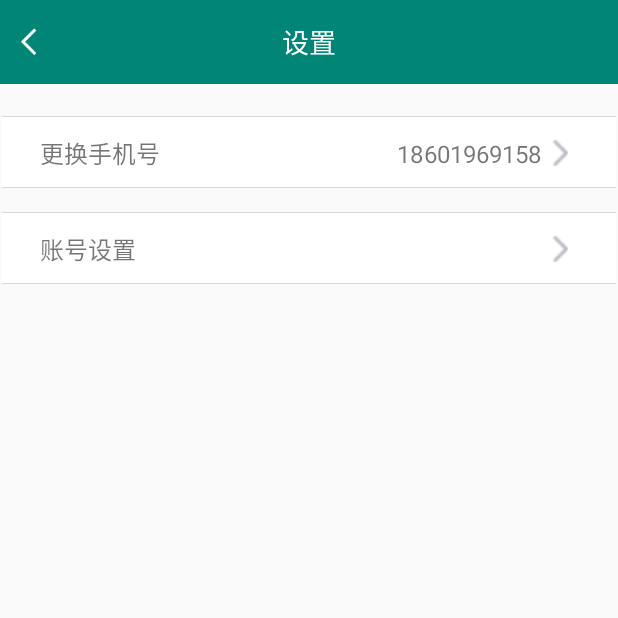
After one commit to JimHan1978/GreenOffice, an Android app: the AccountSettingActivity screen opened directly, with no data from a screen before it, on a phone screen of 412 x 824 dp, the top half of it. The commit adds this screen. Run offline under Robolectric (Android 15) with nearby library versions, the phone set to English and light mode, and no system bars; our stand-ins replace Timber; libraries missing offline, so code that uses them is left out: org.simple.eventbus; 3 statements that could not run were skipped.

Commit message:
登录页

```diff
--- a/app/build.gradle
+++ b/app/build.gradle
@@ -85,6 +85,7 @@ dependencies {
     }
     implementation 'com.makeramen:roundedimageview:2.3.0'
     implementation 'se.emilsjolander:stickylistheaders:2.7.0'
+
     //test
     implementation rootProject.ext.dependencies["timber"]
     testImplementation rootProject.ext.dependencies["junit"]
--- a/app/src/main/AndroidManifest.xml
+++ b/app/src/main/AndroidManifest.xml
@@ -20,6 +20,7 @@
         android:supportsRtl="true"
         android:theme="@style/AppTheme"
         tools:ignore="GoogleAppIndexingWarning">
+        <activity android:name=".view.activity.AccountSettingActivity"></activity>
         <activity
             android:name=".view.activity.SplashActivity"
             android:windowSoftInputMode="adjustPan">
@@ -34,9 +35,7 @@
             android:windowSoftInputMode="adjustPan" />
         <activity
             android:name=".view.activity.LoginActivity"
-            android:windowSoftInputMode="adjustPan" />
-
-        <!-- arms配置 -->
+            android:windowSoftInputMode="adjustPan" /> <!-- arms配置 -->
         <meta-data
             android:name="com.hyetec.moa.app.RepositoryConfiguration"
             android:value="ConfigRepository" />
@@ -47,7 +46,7 @@
             android:name="com.hyetec.moa.app.ArchConfiguration"
             android:value="ConfigArms" />
 
-        <activity android:name=".view.activity.SettingActivity"></activity>
+        <activity android:name=".view.activity.SettingActivity" />
     </application>
 
 </manifest>
--- /dev/null
+++ b/app/src/main/java/com/hyetec/moa/view/activity/AccountSettingActivity.java
@@ -0,0 +1,21 @@
+package com.hyetec.moa.view.activity;
+
+import android.support.v7.app.AppCompatActivity;
+import android.os.Bundle;
+
+import com.hyetec.moa.R;
+
+/**
+ * @author : created by jimhan
+ * 版本：1.0
+ * 创建日期：2019/3/14
+ * 描述：账户设置页面
+ **/
+public class AccountSettingActivity extends AppCompatActivity {
+
+    @Override
+    protected void onCreate(Bundle savedInstanceState) {
+        super.onCreate(savedInstanceState);
+        setContentView(R.layout.activity_account_setting);
+    }
+}
--- a/app/src/main/java/com/hyetec/moa/view/activity/LoginActivity.java
+++ b/app/src/main/java/com/hyetec/moa/view/activity/LoginActivity.java
@@ -1,8 +1,10 @@
 package com.hyetec.moa.view.activity;
 
 import android.arch.lifecycle.ViewModelProviders;
+import android.arch.persistence.room.util.StringUtil;
 import android.content.Intent;
 import android.os.Bundle;
+import android.text.TextUtils;
 import android.widget.TextView;
 
 import com.hyetec.hmdp.core.base.BaseActivity;
@@ -15,6 +17,7 @@ import com.hyetec.moa.viewmodel.LoginViewModel;
 import butterknife.BindView;
 import butterknife.ButterKnife;
 import butterknife.OnClick;
+import tech.gujin.toast.ToastUtil;
 import timber.log.Timber;
 
 /**
@@ -63,6 +66,9 @@ public class LoginActivity extends BaseActivity<LoginViewModel> {
 
         String userName = mUserNameView.getText().toString();
         String password = mPasswordView.getText().toString();
+        if(TextUtils.isEmpty(userName)||TextUtils.isEmpty(password)){
+            ToastUtil.show("用户名或密码不能为空！");
+        }
 
         mViewModel.login(userName,password).observe(this, loginData -> {
             if(loginData!=null && loginData.isSuccess()){
--- a/app/src/main/java/com/hyetec/moa/view/activity/SettingActivity.java
+++ b/app/src/main/java/com/hyetec/moa/view/activity/SettingActivity.java
@@ -1,19 +1,19 @@
 package com.hyetec.moa.view.activity;
 
 import android.arch.lifecycle.ViewModelProviders;
-import android.support.v7.app.AppCompatActivity;
 import android.os.Bundle;
+import android.support.constraint.ConstraintLayout;
 import android.view.View;
 import android.widget.TextView;
 
 import com.hyetec.hmdp.core.base.BaseActivity;
+import com.hyetec.hmdp.core.utils.ACache;
 import com.hyetec.moa.R;
-import com.hyetec.moa.viewmodel.LoginViewModel;
-import com.hyetec.moa.viewmodel.MainViewModel;
 import com.hyetec.moa.viewmodel.SettingViewModel;
 
 import butterknife.BindView;
 import butterknife.ButterKnife;
+import butterknife.OnClick;
 
 /**
  * @author : created by jimhan
@@ -22,19 +22,13 @@ import butterknife.ButterKnife;
  * 描述：设置页面
  **/
 public class SettingActivity extends BaseActivity<SettingViewModel> {
-    @BindView(R.id.layout_account)
-    View mLayoutAccount;
-    @Override
-    protected void onCreate(Bundle savedInstanceState) {
-        super.onCreate(savedInstanceState);
-        setContentView(R.layout.activity_setting);
-    }
+   /* @BindView(R.id.layout_account)
+    View mLayoutAccount;*/
 
     @Override
     public int initView(Bundle savedInstanceState) {
         setContentView(R.layout.activity_setting);
         ButterKnife.bind(this);
-        //((TextView)mLayoutAccount.findViewById(R.id.tv_text)).setText("账户设置");
 
         //创建ViewModel
         mViewModel = ViewModelProviders.of(this, mViewModelFactory).get(SettingViewModel.class);
@@ -45,4 +39,31 @@ public class SettingActivity extends BaseActivity<SettingViewModel> {
     public void initData(Bundle savedInstanceState) {
 
     }
+
+    @OnClick(R.id.layout_account)
+    public void onLayoutAccountClicked() {
+    }
+
+
+    @OnClick(R.id.layout_msg)
+    public void onLayoutMsgClicked() {
+    }
+
+    @OnClick(R.id.layout_general)
+    public void onLayoutGeneralClicked() {
+    }
+
+    @OnClick(R.id.layout_version)
+    public void onLayoutVersionClicked() {
+    }
+
+    @OnClick(R.id.layout_about)
+    public void onLayoutAboutClicked() {
+    }
+
+    @OnClick(R.id.tv_logout)
+    public void onLogoutClicked() {
+        //ACache.get()
+
+    }
 }
--- /dev/null
+++ b/app/src/main/res/layout/activity_account_setting.xml
@@ -0,0 +1,83 @@
+<?xml version="1.0" encoding="utf-8"?>
+<LinearLayout xmlns:android="http://schemas.android.com/apk/res/android"
+    xmlns:app="http://schemas.android.com/apk/res-auto"
+    android:layout_width="match_parent"
+    android:layout_height="match_parent"
+    android:orientation="vertical">
+
+    <include
+        android:id="@+id/layout_top_bar"
+        layout="@layout/layout_top_bar" />
+
+    <LinearLayout
+        android:layout_width="match_parent"
+        android:layout_height="wrap_content"
+        android:layout_marginTop="@dimen/dp_10"
+        android:orientation="vertical"
+        android:padding="@dimen/dp_1">
+
+        <LinearLayout
+            android:layout_width="match_parent"
+            android:layout_height="wrap_content"
+            android:layout_marginTop="@dimen/dp_10"
+            android:background="@drawable/shape_background_block"
+            android:orientation="vertical"
+            android:padding="@dimen/dp_1">
+
+            <android.support.constraint.ConstraintLayout
+                android:id="@+id/layout_update_mobile"
+                style="@style/SettingItemStyle">
+
+                <TextView
+                    style="@style/SettingTextStyle"
+                    android:text="@string/updateMobile"
+                    app:layout_constraintBottom_toBottomOf="parent"
+                    app:layout_constraintLeft_toLeftOf="parent"
+                    app:layout_constraintTop_toTopOf="parent" />
+                <TextView
+                    style="@style/SettingTextStyle"
+                    android:text="@string/mobileDemo"
+                    app:layout_constraintBottom_toBottomOf="parent"
+                    app:layout_constraintRight_toRightOf="@+id/iv_arrow"
+                    android:layout_marginRight="@dimen/dp_24"
+                    app:layout_constraintTop_toTopOf="parent" />
+                <ImageView
+                    android:id="@+id/iv_arrow"
+                    style="@style/SettingArrowStyle"
+                    android:src="@mipmap/contents_arrow"
+                    app:layout_constraintBottom_toBottomOf="parent"
+                    app:layout_constraintRight_toRightOf="parent"
+                    app:layout_constraintTop_toTopOf="parent" />
+            </android.support.constraint.ConstraintLayout>
+        </LinearLayout>
+
+        <LinearLayout
+            android:layout_width="match_parent"
+            android:layout_height="wrap_content"
+            android:layout_marginTop="@dimen/dp_16"
+            android:background="@drawable/shape_background_block"
+            android:orientation="vertical"
+            android:padding="@dimen/dp_1">
+
+            <android.support.constraint.ConstraintLayout
+                android:id="@+id/layout_mod_password"
+                style="@style/SettingItemStyle">
+
+                <TextView
+                    android:id="@+id/tv_text"
+                    style="@style/SettingTextStyle"
+                    android:text="@string/accountSetting"
+                    app:layout_constraintBottom_toBottomOf="parent"
+                    app:layout_constraintLeft_toLeftOf="parent"
+                    app:layout_constraintTop_toTopOf="parent" />
+
+                <ImageView
+                    style="@style/SettingArrowStyle"
+                    android:src="@mipmap/contents_arrow"
+                    app:layout_constraintBottom_toBottomOf="parent"
+                    app:layout_constraintRight_toRightOf="parent"
+                    app:layout_constraintTop_toTopOf="parent" />
+            </android.support.constraint.ConstraintLayout>
+        </LinearLayout>
+    </LinearLayout>
+</LinearLayout>
--- a/app/src/main/res/layout/activity_setting.xml
+++ b/app/src/main/res/layout/activity_setting.xml
@@ -1,7 +1,6 @@
 <?xml version="1.0" encoding="utf-8"?>
 
 <LinearLayout xmlns:android="http://schemas.android.com/apk/res/android"
-    xmlns:tools="http://schemas.android.com/tools"
     xmlns:app="http://schemas.android.com/apk/res-auto"
     android:layout_width="match_parent"
     android:layout_height="wrap_content"
--- a/app/src/main/res/values/strings.xml
+++ b/app/src/main/res/values/strings.xml
@@ -25,4 +25,6 @@
     <string name="version">版本更新</string>
     <string name="general">通用</string>
     <string name="messageSetting">消息通知</string>
+    <string name="updateMobile">更换手机号</string>
+    <string name="mobileDemo">18601969158</string>
 </resources>
--- a/library/build.gradle
+++ b/library/build.gradle
@@ -146,7 +146,8 @@ dependencies {
     annotationProcessor(rootProject.ext.dependencies["glide-compiler"]) {
         exclude module: 'jsr305'
     }
-
+    //api声明的依赖包时, 此模块使用api声明的依赖包是可以被其他模块使用
+    api 'tech.gujin:toast-util:1.1.1'
     //test
     implementation rootProject.ext.dependencies["timber"]
     testImplementation rootProject.ext.dependencies["junit"]
--- a/library/src/main/java/com/hyetec/hmdp/core/base/BaseApplication.java
+++ b/library/src/main/java/com/hyetec/hmdp/core/base/BaseApplication.java
@@ -21,6 +21,7 @@ import dagger.android.AndroidInjector;
 import dagger.android.DispatchingAndroidInjector;
 import dagger.android.HasActivityInjector;
 import dagger.android.support.HasSupportFragmentInjector;
+import tech.gujin.toast.ToastUtil;
 
 /**
  * @author xiaobailong24
@@ -53,7 +54,7 @@ public class BaseApplication extends Application
     @Override
     public void onCreate() {
         super.onCreate();
-
+        ToastUtil.initialize(this);
         mAppDelegate.onCreate(this);
     }
 
```
Also changed, not shown: 1 other file.
